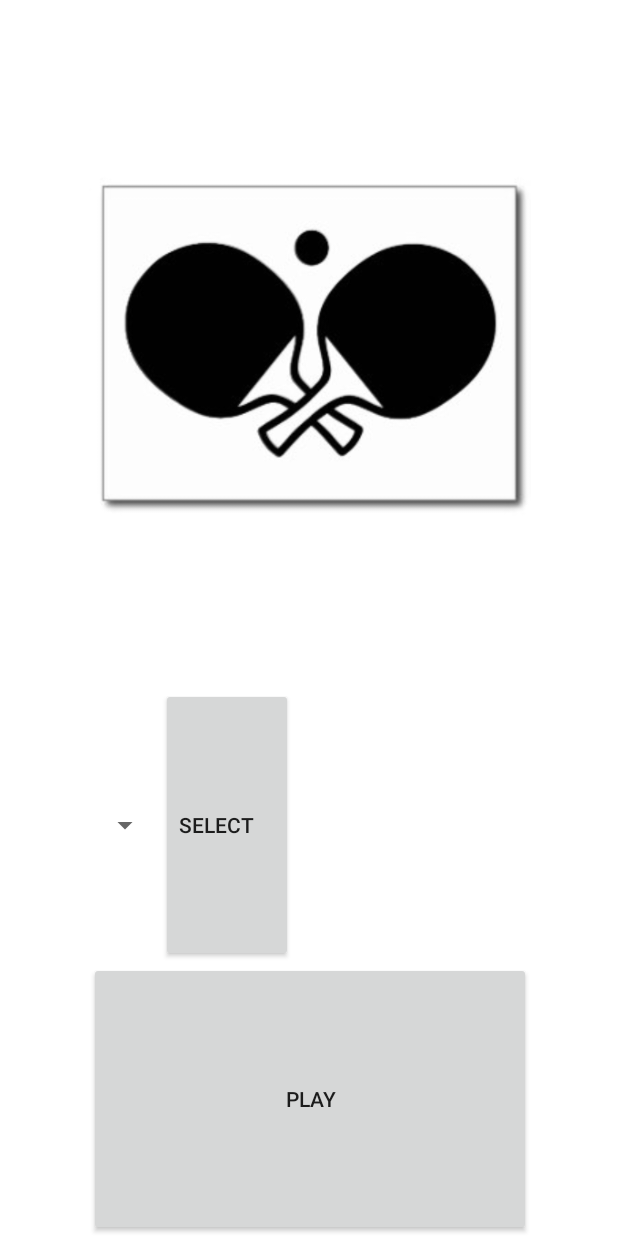
After one commit to mvladm14/PongMobile, an Android app: the layout activity_start.xml on its own in the app's theme, with its tools: preview values and no code run, on a phone screen of 412 x 824 dp. The commit adds this screen. Run offline under Robolectric (Android 15) with nearby library versions, the phone set to English and light mode, and no system bars.

```diff
--- /dev/null
+++ b/app/src/main/res/layout/activity_start.xml
@@ -0,0 +1,94 @@
+<?xml version="1.0" encoding="utf-8"?><!-- Outermost LinearLayout with vertical orientation -->
+<LinearLayout xmlns:android="http://schemas.android.com/apk/res/android"
+    android:layout_width="match_parent"
+    android:layout_height="match_parent"
+    android:background="@android:color/white"
+    android:baselineAligned="false"
+    android:orientation="vertical">
+
+    <LinearLayout
+        android:layout_width="match_parent"
+        android:layout_height="match_parent"
+        android:baselineAligned="false"
+        android:orientation="horizontal">
+
+        <LinearLayout
+            android:layout_width="match_parent"
+            android:layout_height="match_parent"
+            android:layout_weight="3"
+            android:orientation="vertical"></LinearLayout>
+
+        <LinearLayout
+            android:layout_width="match_parent"
+            android:layout_height="match_parent"
+            android:layout_weight="1"
+            android:orientation="vertical">
+
+            <LinearLayout
+                android:layout_width="wrap_content"
+                android:layout_height="wrap_content"
+                android:layout_gravity="fill"
+                android:layout_weight="1"
+                android:orientation="vertical">
+
+                <ImageView
+                    android:id="@+id/image"
+                    android:layout_width="wrap_content"
+                    android:scaleType="fitCenter"
+                    android:layout_height="0dp"
+                    android:layout_weight="3"
+                    android:src="@drawable/ping_pong_postcard" />
+
+            </LinearLayout>
+
+            <LinearLayout
+                android:layout_width="wrap_content"
+                android:layout_height="wrap_content"
+                android:layout_weight="1"
+                android:orientation="horizontal">
+
+                <Spinner
+                    android:id="@+id/ballSpinner"
+                    android:layout_width="match_parent"
+                    android:layout_height="match_parent"
+                    android:layout_gravity="fill"
+                    android:layout_weight="100"
+                    android:gravity="fill"/>
+
+                <Button
+                    android:id="@+id/selectButton"
+                    android:layout_width="wrap_content"
+                    android:layout_height="match_parent"
+                    android:layout_weight="1"
+                    android:gravity="fill"
+                    android:onClick="select"
+                    android:text="Select" />
+
+            </LinearLayout>
+
+            <LinearLayout
+                android:layout_width="match_parent"
+                android:layout_height="wrap_content"
+                android:layout_weight="1"
+                android:orientation="horizontal">
+
+                <Button
+                    android:id="@+id/playButton"
+                    android:layout_width="match_parent"
+                    android:layout_height="match_parent"
+                    android:layout_weight="1"
+                    android:gravity="center"
+                    android:onClick="play"
+                    android:text="Play" />
+
+            </LinearLayout>
+        </LinearLayout>
+
+        <LinearLayout
+            android:layout_width="match_parent"
+            android:layout_height="match_parent"
+            android:layout_marginLeft="5dp"
+            android:layout_weight="3"
+            android:orientation="vertical"></LinearLayout>
+    </LinearLayout>
+</LinearLayout>
--- /dev/null
+++ b/app/src/main/res/menu/menu_start.xml
@@ -0,0 +1,6 @@
+<menu xmlns:android="http://schemas.android.com/apk/res/android"
+    xmlns:app="http://schemas.android.com/apk/res-auto"
+    xmlns:tools="http://schemas.android.com/tools" tools:context="inria.pongv2.activities.Start">
+    <item android:id="@+id/action_settings" android:title="@string/action_settings"
+        android:orderInCategory="100" app:showAsAction="never" />
+</menu>
--- a/app/src/main/res/values/strings.xml
+++ b/app/src/main/res/values/strings.xml
@@ -3,4 +3,5 @@
 
     <string name="hello_world">Hello world!</string>
     <string name="action_settings">Settings</string>
+    <string name="title_activity_start">Start</string>
 </resources>
```
Also changed, not shown: app/src/main/AndroidManifest.xml (+16 -12 lines), app/src/main/java/inria/pongv2/activities/PlayActivity.java (renamed from app/src/main/java/inria/pongv2/activities/MainActivity.java, +12 -42 lines), app/src/main/java/inria/pongv2/activities/Start.java (added, +100 -0 lines), app/src/main/java/inria/pongv2/models/AsyncResponse.java (added, +12 -0 lines), app/src/main/java/inria/pongv2/models/GetPongBallsTask.java (added, +33 -0 lines), app/src/main/java/inria/pongv2/services/DownloadService.java (+11 -12 lines), app/src/main/res/drawable/ping_pong_postcard.jpg (added).
